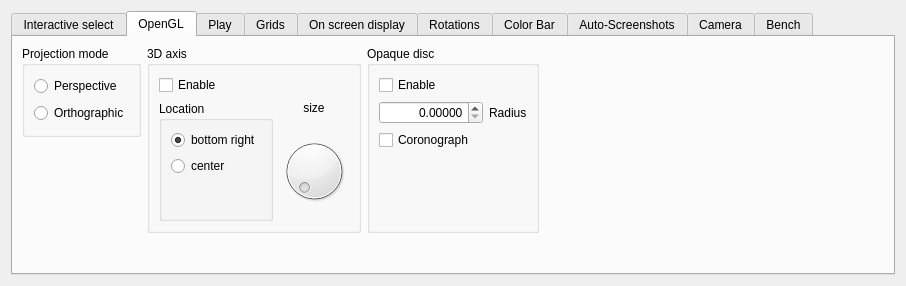
jcldc/glnemo2, file src/formoptions.ui: the form before one commit.
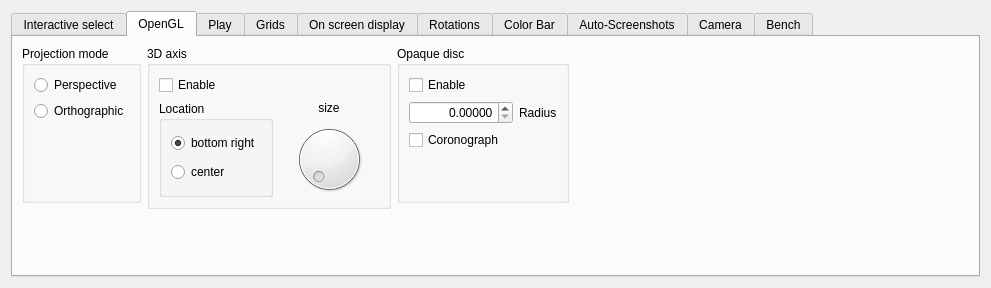
The form after the commit. The open tabs and pages were chosen to show the change. Icons and pictures are not drawn.

Commit message: add smaller multiply factor

What changed in the file:
```diff
--- a/src/formoptions.ui
+++ b/src/formoptions.ui
@@ -9,8 +9,8 @@
    <rect>
     <x>0</x>
     <y>0</y>
-    <width>906</width>
-    <height>286</height>
+    <width>991</width>
+    <height>288</height>
    </rect>
   </property>
   <property name="windowTitle">
@@ -1495,6 +1495,12 @@
       <layout class="QGridLayout" name="gridLayout_37">
        <item row="0" column="0">
         <widget class="QGroupBox" name="groupBox_23">
+         <property name="sizePolicy">
+          <sizepolicy hsizetype="Preferred" vsizetype="Preferred">
+           <horstretch>0</horstretch>
+           <verstretch>0</verstretch>
+          </sizepolicy>
+         </property>
          <property name="title">
           <string>Projection mode</string>
          </property>
@@ -1513,6 +1519,19 @@
             </property>
            </widget>
           </item>
+          <item row="2" column="0">
+           <spacer name="verticalSpacer_24">
+            <property name="orientation">
+             <enum>Qt::Vertical</enum>
+            </property>
+            <property name="sizeHint" stdset="0">
+             <size>
+              <width>20</width>
+              <height>67</height>
+             </size>
+            </property>
+           </spacer>
+          </item>
          </layout>
         </widget>
        </item>
@@ -1561,19 +1580,6 @@
                </property>
               </widget>
              </item>
-             <item row="2" column="0">
-              <spacer name="verticalSpacer_19">
-               <property name="orientation">
-                <enum>Qt::Vertical</enum>
-               </property>
-               <property name="sizeHint" stdset="0">
-                <size>
-                 <width>20</width>
-                 <height>25</height>
-                </size>
-               </property>
-              </spacer>
-             </item>
             </layout>
            </widget>
           </item>
@@ -1593,75 +1599,6 @@
          </layout>
         </widget>
        </item>
-       <item row="0" column="2" rowspan="2">
-        <widget class="QGroupBox" name="groupBox_24">
-         <property name="title">
-          <string>Opaque disc</string>
-         </property>
-         <layout class="QGridLayout" name="gridLayout_27">
-          <item row="0" column="0">
-           <widget class="QCheckBox" name="cb_opaque_disc">
-            <property name="toolTip">
-             <string>Toggle opaque disc centered in 0,0,0</string>
-            </property>
-            <property name="text">
-             <string>Enable</string>
-            </property>
-           </widget>
-          </item>
-          <item row="1" column="0">
-           <layout class="QHBoxLayout" name="horizontalLayout_16">
-            <item>
-             <widget class="QDoubleSpinBox" name="od_radius_spin">
-              <property name="toolTip">
-               <string>Opaque disc radius</string>
-              </property>
-              <property name="alignment">
-               <set>Qt::AlignRight|Qt::AlignTrailing|Qt::AlignVCenter</set>
-              </property>
-              <property name="decimals">
-               <number>5</number>
-              </property>
-              <property name="maximum">
-               <double>999999999.000000000000000</double>
-              </property>
-             </widget>
-            </item>
-            <item>
-             <widget class="QLabel" name="label_26">
-              <property name="text">
-               <string>Radius</string>
-              </property>
-             </widget>
-            </item>
-           </layout>
-          </item>
-          <item row="2" column="0">
-           <widget class="QCheckBox" name="cb_coronograph">
-            <property name="toolTip">
-             <string>Display a coronograph</string>
-            </property>
-            <property name="text">
-             <string>Coronograph</string>
-            </property>
-           </widget>
-          </item>
-          <item row="3" column="0">
-           <spacer name="verticalSpacer_24">
-            <property name="orientation">
-             <enum>Qt::Vertical</enum>
-            </property>
-            <property name="sizeHint" stdset="0">
-             <size>
-              <width>20</width>
-              <height>61</height>
-             </size>
-            </property>
-           </spacer>
-          </item>
-         </layout>
-        </widget>
-       </item>
        <item row="0" column="3">
         <spacer name="horizontalSpacer_16">
          <property name="orientation">
@@ -1714,6 +1651,71 @@
          </property>
         </spacer>
        </item>
+       <item row="0" column="2">
+        <widget class="QGroupBox" name="groupBox_24">
+         <property name="title">
+          <string>Opaque disc</string>
+         </property>
+         <layout class="QGridLayout" name="gridLayout_27">
+          <item row="0" column="0">
+           <widget class="QCheckBox" name="cb_opaque_disc">
+            <property name="toolTip">
+             <string>Toggle opaque disc centered in 0,0,0</string>
+            </property>
+            <property name="text">
+             <string>Enable</string>
+            </property>
+           </widget>
+          </item>
+          <item row="1" column="0">
+           <widget class="QDoubleSpinBox" name="od_radius_spin">
+            <property name="toolTip">
+             <string>Opaque disc radius</string>
+            </property>
+            <property name="alignment">
+             <set>Qt::AlignRight|Qt::AlignTrailing|Qt::AlignVCenter</set>
+            </property>
+            <property name="decimals">
+             <number>5</number>
+            </property>
+            <property name="maximum">
+             <double>999999999.000000000000000</double>
+            </property>
+           </widget>
+          </item>
+          <item row="1" column="1">
+           <widget class="QLabel" name="label_26">
+            <property name="text">
+             <string>Radius</string>
+            </property>
+           </widget>
+          </item>
+          <item row="2" column="0">
+           <widget class="QCheckBox" name="cb_coronograph">
+            <property name="toolTip">
+             <string>Display a coronograph</string>
+            </property>
+            <property name="text">
+             <string>Coronograph</string>
+            </property>
+           </widget>
+          </item>
+          <item row="3" column="0">
+           <spacer name="verticalSpacer_19">
+            <property name="orientation">
+             <enum>Qt::Vertical</enum>
+            </property>
+            <property name="sizeHint" stdset="0">
+             <size>
+              <width>20</width>
+              <height>32</height>
+             </size>
+            </property>
+           </spacer>
+          </item>
+         </layout>
+        </widget>
+       </item>
       </layout>
      </widget>
      <widget class="QWidget" name="tab_play">
```
Left out of the diff: 481 changed lines with no effect on the pictures. The commit also changes 1 other file.
